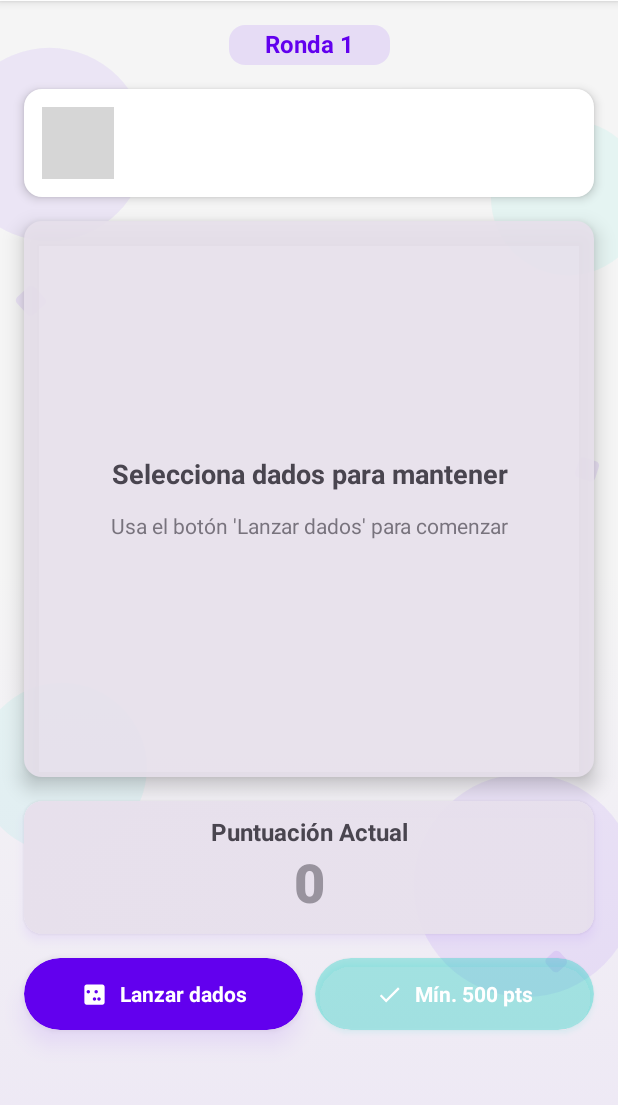
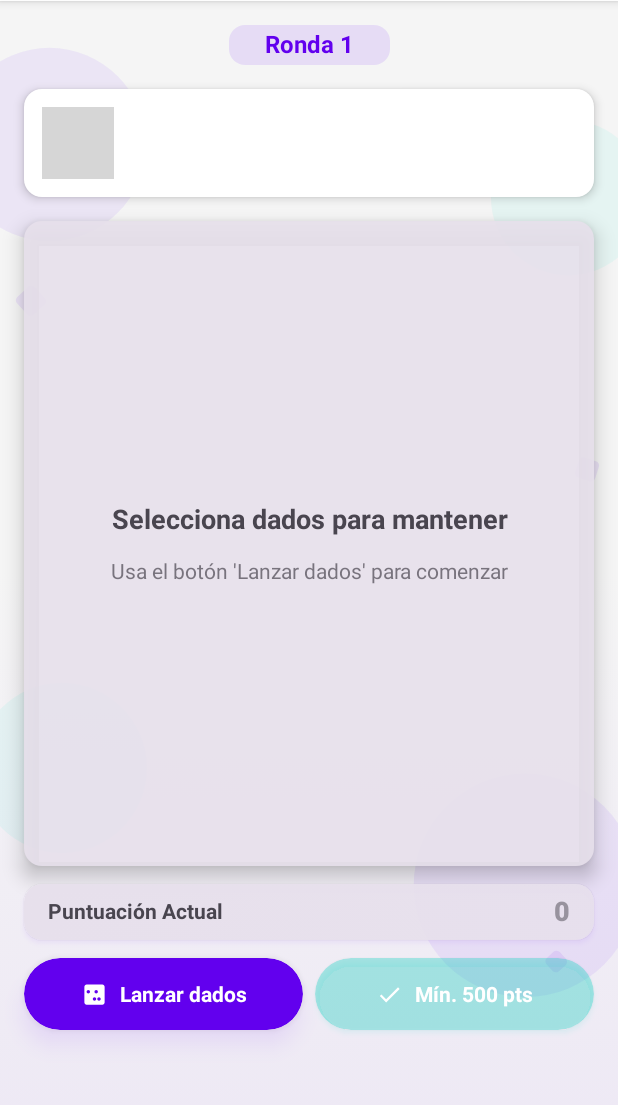
Before and after one commit to AlejandraTech/juego10000, an Android app built with Jetpack Compose: the composable GameScreen called with empty values, on a phone screen of 412 x 824 dp, the part 95-1200 px from its top. Run offline under Robolectric (Android 15) with nearby library versions, the phone set to English and light mode, and no system bars; our stand-ins replace AdMob, Dagger/Hilt's generated code; 9 statements that could not run were skipped; grey boxes are pictures that could not be loaded.

Commit message:
refactor(game): modify styles

```diff
--- a/app/src/main/java/com/alejandrapazrivas/juego10000/ui/game/GameScreen.kt
+++ b/app/src/main/java/com/alejandrapazrivas/juego10000/ui/game/GameScreen.kt
@@ -589,7 +589,7 @@ private fun GameAnimatedBackground(
 }
 
 /**
- * Card de visualización de puntuación mejorada
+ * Card de visualización de puntuación compacta
  */
 @Composable
 private fun ScoreDisplayCard(
@@ -597,50 +597,20 @@ private fun ScoreDisplayCard(
     scoreScale: Float
 ) {
     val dimensions = LocalDimensions.current
-    val infiniteTransition = rememberInfiniteTransition(label = "score_animation")
-
-    val glowAlpha by infiniteTransition.animateFloat(
-        initialValue = 0.3f,
-        targetValue = 0.6f,
-        animationSpec = infiniteRepeatable(
-            animation = tween(1500, easing = FastOutSlowInEasing),
-            repeatMode = RepeatMode.Reverse
-        ),
-        label = "glow"
-    )
-
     val accentColor = Color(0xFFFFD700) // Dorado
 
     Box(
         modifier = Modifier
             .fillMaxWidth()
-            .padding(vertical = dimensions.spaceSmall)
+            .padding(vertical = dimensions.spaceExtraSmall)
             .scale(scoreScale),
         contentAlignment = Alignment.Center
     ) {
-        // Efecto de glow cuando hay puntos
-        if (currentScore > 0) {
-            Box(
-                modifier = Modifier
-                    .fillMaxWidth()
-                    .height(dimensions.buttonHeight * 2 + 8.dp)
-                    .background(
-                        brush = Brush.radialGradient(
-                            colors = listOf(
-                                Primary.copy(alpha = glowAlpha * 0.3f),
-                                Color.Transparent
-                            )
-                        ),
-                        shape = CardShape
-                    )
-            )
-        }
-
         Card(
             modifier = Modifier
                 .fillMaxWidth()
                 .shadow(
-                    elevation = if (currentScore > 0) 12.dp else 4.dp,
+                    elevation = if (currentScore > 0) 8.dp else 2.dp,
                     shape = CardShape,
                     spotColor = Primary.copy(alpha = 0.3f)
                 ),
@@ -650,22 +620,20 @@ private fun ScoreDisplayCard(
             ),
             elevation = CardDefaults.cardElevation(defaultElevation = 0.dp)
         ) {
-            Box(
+            Row(
                 modifier = Modifier
                     .fillMaxWidth()
                     .background(
                         brush = if (currentScore > 0) {
-                            Brush.linearGradient(
+                            Brush.horizontalGradient(
                                 colors = listOf(
                                     Primary,
                                     Primary.copy(alpha = 0.9f),
-                                    accentColor.copy(alpha = 0.7f)
-                                ),
-                                start = Offset(0f, 0f),
-                                end = Offset(Float.POSITIVE_INFINITY, Float.POSITIVE_INFINITY)
+                                    accentColor.copy(alpha = 0.6f)
+                                )
                             )
                         } else {
-                            Brush.linearGradient(
+                            Brush.horizontalGradient(
                                 colors = listOf(
                                     MaterialTheme.colorScheme.surfaceVariant,
                                     MaterialTheme.colorScheme.surfaceVariant.copy(alpha = 0.9f)
@@ -673,34 +641,23 @@ private fun ScoreDisplayCard(
                             )
                         }
                     )
-                    .padding(dimensions.cardPadding)
-            ) {
-                Column(
-                    modifier = Modifier.fillMaxWidth(),
-                    horizontalAlignment = Alignment.CenterHorizontally
+                    .padding(horizontal = dimensions.spaceMedium, vertical = dimensions.spaceSmall),
+                horizontalArrangement = Arrangement.SpaceBetween,
+                verticalAlignment = Alignment.CenterVertically
             ) {
                 Text(
                     text = stringResource(R.string.current_score),
-                        style = MaterialTheme.typography.titleMedium,
+                    style = MaterialTheme.typography.titleSmall,
                     fontWeight = FontWeight.Bold,
                     color = if (currentScore > 0) Color.White else MaterialTheme.colorScheme.onSurfaceVariant
                 )
 
-                    Spacer(modifier = Modifier.height(4.dp))
-
-                    val textSize = when {
-                        currentScore >= 1000 -> dimensions.scoreSmall
-                        currentScore >= 100 -> dimensions.scoreMedium
-                        else -> dimensions.scoreLarge
-                    }
-
                 Text(
                     text = "$currentScore",
-                        style = MaterialTheme.typography.headlineMedium.copy(fontSize = textSize),
+                    style = MaterialTheme.typography.titleLarge,
                     fontWeight = FontWeight.ExtraBold,
                     color = if (currentScore > 0) Color.White else MaterialTheme.colorScheme.onSurfaceVariant.copy(alpha = 0.5f)
                 )
-                }
             }
         }
     }
--- a/app/src/main/java/com/alejandrapazrivas/juego10000/ui/game/components/DiceSection.kt
+++ b/app/src/main/java/com/alejandrapazrivas/juego10000/ui/game/components/DiceSection.kt
@@ -212,7 +212,6 @@ fun DiceSection(
             icon = Icons.Default.Close,
             title = "¡Turno perdido!",
             message = "No hay dados con puntuación",
-            detailMessage = "Observa los dados para ver tu tirada",
             isError = true
         )
 
```
Also changed, not shown: app/src/main/java/com/alejandrapazrivas/juego10000/ui/game/components/ScoreboardSection.kt (+9 -9 lines). Lines whose indentation alone changed are shown as unchanged.
